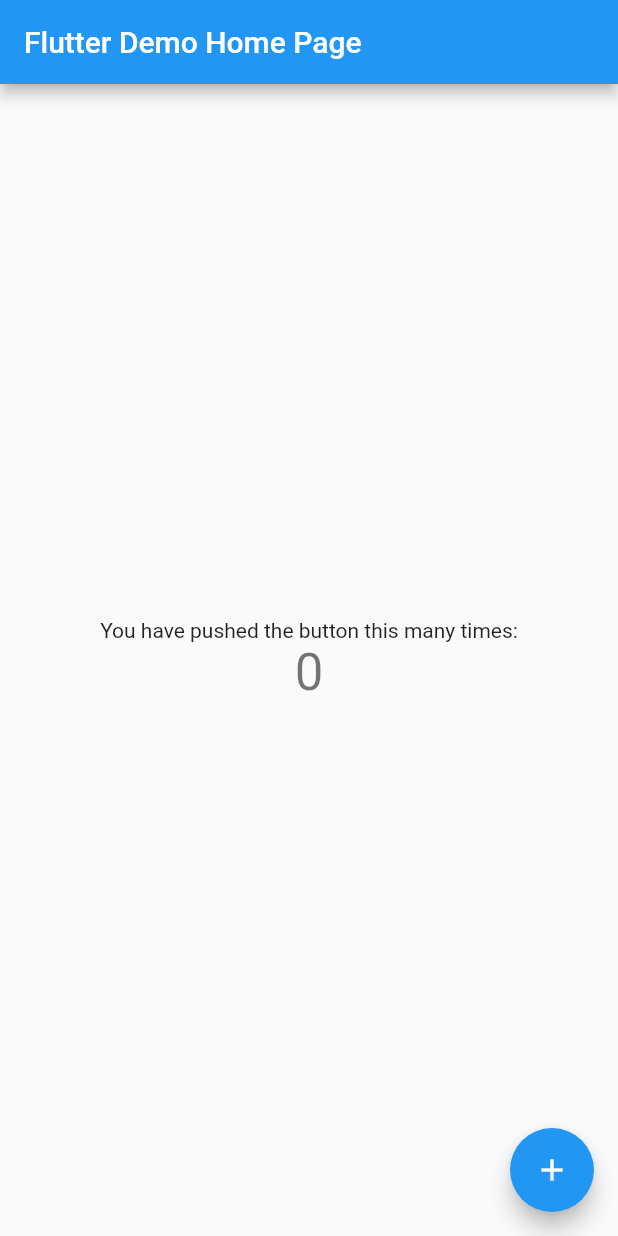
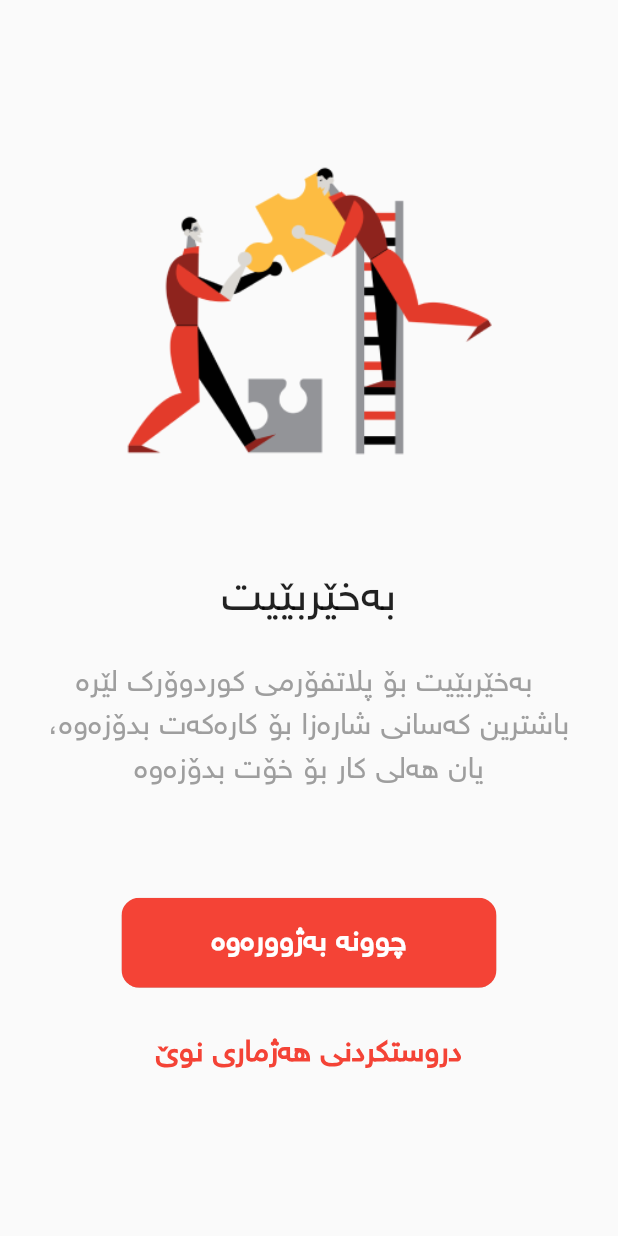
Before and after one commit to Harrem/kurdwork, a Flutter app: the screen it shows after launch, on a phone screen of 412 x 824 dp. Run offline on Flutter 3.47's test engine with Material 2 defaults, Android fonts, the light colour scheme and no system bars; missing offline and left inert: chip_list.

Commit message:
setup welcome screen, sign in screen, sign up screen.

```diff
--- a/lib/main.dart
+++ b/lib/main.dart
@@ -1,4 +1,7 @@
 import 'package:flutter/material.dart';
+import 'package:kurdwork/screens/welcomeScreen.dart';
+import 'package:flutter_localizations/flutter_localizations.dart';
+import 'screens/welcomeScreen.dart';
 
 void main() {
   runApp(const MyApp());
@@ -7,109 +10,23 @@
 class MyApp extends StatelessWidget {
   const MyApp({Key? key}) : super(key: key);
 
-  // This widget is the root of your application.
   @override
   Widget build(BuildContext context) {
     return MaterialApp(
-      title: 'Flutter Demo',
-      theme: ThemeData(
-        // This is the theme of your application.
-        //
-        // Try running your application with "flutter run". You'll see the
-        // application has a blue toolbar. Then, without quitting the app, try
-        // changing the primarySwatch below to Colors.green and then invoke
-        // "hot reload" (press "r" in the console where you ran "flutter run",
-        // or simply save your changes to "hot reload" in a Flutter IDE).
-        // Notice that the counter didn't reset back to zero; the application
-        // is not restarted.
-        primarySwatch: Colors.blue,
-      ),
-      home: const MyHomePage(title: 'Flutter Demo Home Page'),
-    );
+        debugShowCheckedModeBanner: false,
+        localizationsDelegates: const [
+          GlobalMaterialLocalizations.delegate,
+          GlobalWidgetsLocalizations.delegate,
+        ],
+        supportedLocales: const [
+          Locale('en', 'US'),
+          Locale('ar', 'SA'),
+        ],
+        locale: const Locale('ar', 'AE'),
+        theme: ThemeData(
+          primarySwatch: Colors.red,
+          fontFamily: "NRT",
+        ),
+        home: WelcomeScreen());
   }
 }
-
-class MyHomePage extends StatefulWidget {
-  const MyHomePage({Key? key, required this.title}) : super(key: key);
-
-  // This widget is the home page of your application. It is stateful, meaning
-  // that it has a State object (defined below) that contains fields that affect
-  // how it looks.
-
-  // This class is the configuration for the state. It holds the values (in this
-  // case the title) provided by the parent (in this case the App widget) and
-  // used by the build method of the State. Fields in a Widget subclass are
-  // always marked "final".
-
-  final String title;
-
-  @override
-  State<MyHomePage> createState() => _MyHomePageState();
-}
-
-class _MyHomePageState extends State<MyHomePage> {
-  int _counter = 0;
-
-  void _incrementCounter() {
-    setState(() {
-      // This call to setState tells the Flutter framework that something has
-      // changed in this State, which causes it to rerun the build method below
-      // so that the display can reflect the updated values. If we changed
-      // _counter without calling setState(), then the build method would not be
-      // called again, and so nothing would appear to happen.
-      _counter++;
-    });
-  }
-
-  @override
-  Widget build(BuildContext context) {
-    // This method is rerun every time setState is called, for instance as done
-    // by the _incrementCounter method above.
-    //
-    // The Flutter framework has been optimized to make rerunning build methods
-    // fast, so that you can just rebuild anything that needs updating rather
-    // than having to individually change instances of widgets.
-    return Scaffold(
-      appBar: AppBar(
-        // Here we take the value from the MyHomePage object that was created by
-        // the App.build method, and use it to set our appbar title.
-        title: Text(widget.title),
-      ),
-      body: Center(
-        // Center is a layout widget. It takes a single child and positions it
-        // in the middle of the parent.
-        child: Column(
-          // Column is also a layout widget. It takes a list of children and
-          // arranges them vertically. By default, it sizes itself to fit its
-          // children horizontally, and tries to be as tall as its parent.
-          //
-          // Invoke "debug painting" (press "p" in the console, choose the
-          // "Toggle Debug Paint" action from the Flutter Inspector in Android
-          // Studio, or the "Toggle Debug Paint" command in Visual Studio Code)
-          // to see the wireframe for each widget.
-          //
-          // Column has various properties to control how it sizes itself and
-          // how it positions its children. Here we use mainAxisAlignment to
-          // center the children vertically; the main axis here is the vertical
-          // axis because Columns are vertical (the cross axis would be
-          // horizontal).
-          mainAxisAlignment: MainAxisAlignment.center,
-          children: <Widget>[
-            const Text(
-              'You have pushed the button this many times:',
-            ),
-            Text(
-              '$_counter',
-              style: Theme.of(context).textTheme.headline4,
-            ),
-          ],
-        ),
-      ),
-      floatingActionButton: FloatingActionButton(
-        onPressed: _incrementCounter,
-        tooltip: 'Increment',
-        child: const Icon(Icons.add),
-      ), // This trailing comma makes auto-formatting nicer for build methods.
-    );
-  }
-}
--- /dev/null
+++ b/lib/screens/welcomeScreen.dart
@@ -0,0 +1,72 @@
+import 'package:flutter/material.dart';
+import 'signinScreen.dart';
+import 'signupScreen.dart';
+import 'package:kurdwork/myWidgets.dart';
+
+class WelcomeScreen extends StatefulWidget {
+  WelcomeScreen({Key? key}) : super(key: key);
+
+  @override
+  State<WelcomeScreen> createState() => _WelcomeScreenState();
+}
+
+class _WelcomeScreenState extends State<WelcomeScreen> {
+  @override
+  Widget build(BuildContext context) {
+    return Scaffold(
+      body: Center(
+        child: Padding(
+          padding: const EdgeInsets.all(20),
+          child: SingleChildScrollView(
+            child: Column(
+              mainAxisAlignment: MainAxisAlignment.center,
+              children: <Widget>[
+                Image.asset(
+                  "assets/images/Teamwork.png",
+                  width: 250,
+                ),
+                const SizedBox(
+                  height: 50,
+                ),
+                const Text(
+                  'بەخێربێیت',
+                  style: TextStyle(fontSize: 30),
+                ),
+                const SizedBox(height: 20),
+                const SizedBox(
+                  width: 350,
+                  child: Text(
+                    ' بەخێربێیت بۆ پلاتفۆرمی کوردوۆرک لێرە باشترین کەسانی شارەزا بۆ کارەکەت بدۆزەوە، یان هەلی کار بۆ خۆت بدۆزەوە',
+                    style: TextStyle(fontSize: 20, color: Colors.grey),
+                    textAlign: TextAlign.center,
+                  ),
+                ),
+                const SizedBox(height: 70),
+                MyWidgets.myElevatedButton(
+                  context,
+                  text: "چوونە بەژوورەوە",
+                  onPressed: () {
+                    Navigator.push(
+                      context,
+                      MaterialPageRoute(builder: (context) => SigninScreen()),
+                    );
+                  },
+                ),
+                Padding(
+                  padding: const EdgeInsets.all(20.0),
+                  child: TextButton(
+                    onPressed: () {},
+                    child: const Text(
+                      'دروستکردنی هەژماری نوێ',
+                      style: TextStyle(fontSize: 20),
+                    ),
+                  ),
+                ),
+              ],
+            ),
+          ),
+        ),
+      ),
+    );
+  }
+}
```
Also changed, not shown: lib/mockData/categoriesData.dart (added, +15 -0 lines), lib/myWidgets.dart (added, +118 -0 lines), lib/screens/homeScreen.dart (added, +127 -0 lines), lib/screens/signinScreen.dart (added, +96 -0 lines), lib/screens/signupScreen.dart (added, +88 -0 lines), pubspec.yaml (+12 -9 lines), assets/fonts/NRT-Bd.ttf (added), assets/fonts/NRT-Reg.ttf (added), assets/icons/facebook.png (added), assets/icons/google.png (added), assets/images/1.jpg (added), assets/images/Teamwork.png (added), lib/screens/profileScreen.dart (added), pubspec.lock.
